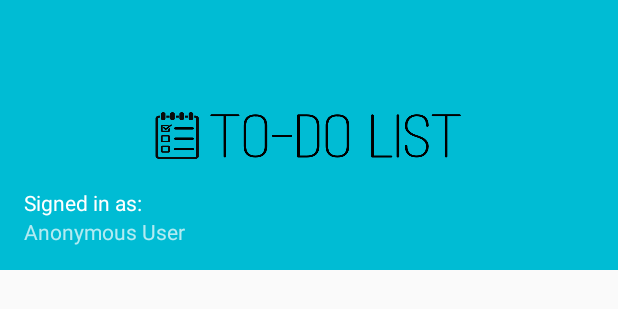
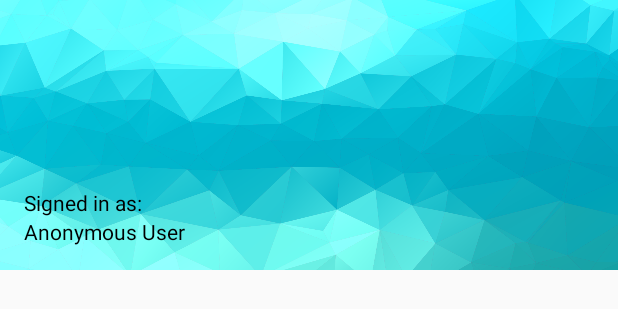
Before and after one commit to pshkrh/RealtimeList, an Android app: the layout nav_header.xml on its own in the app's theme, with its tools: preview values and no code run, on a phone screen of 412 x 824 dp. Shown: the top 309 px of the screen. Run offline under Robolectric (Android 15) with nearby library versions, the phone set to English and light mode, and no system bars.

Commit message:
Change Nav Header Image

```diff
--- a/app/src/main/res/layout/nav_header.xml
+++ b/app/src/main/res/layout/nav_header.xml
@@ -3,7 +3,7 @@
     xmlns:app="http://schemas.android.com/apk/res-auto"
     android:layout_width="match_parent"
     android:layout_height="@dimen/navDrawer_header_height"
-    android:background="@drawable/image_navbar"
+    android:background="@drawable/image_navbar4"
     android:gravity="bottom"
     android:orientation="vertical"
     android:padding="16dp"
@@ -19,6 +19,7 @@
         android:layout_width="match_parent"
         android:layout_height="wrap_content"
         android:paddingTop="8dp"
+        android:textColor="#000"
         android:text="@string/signed_in_as"
         android:textAppearance="@style/TextAppearance.AppCompat.Body1" />
 
@@ -26,6 +27,7 @@
         android:id="@+id/nav_username"
         android:layout_width="wrap_content"
         android:layout_height="wrap_content"
+        android:textColor="#000"
         android:text="@string/anonymous"/>
 
 </LinearLayout>
```
Also changed, not shown: app/src/main/res/drawable/image_navbar4.png (added).
